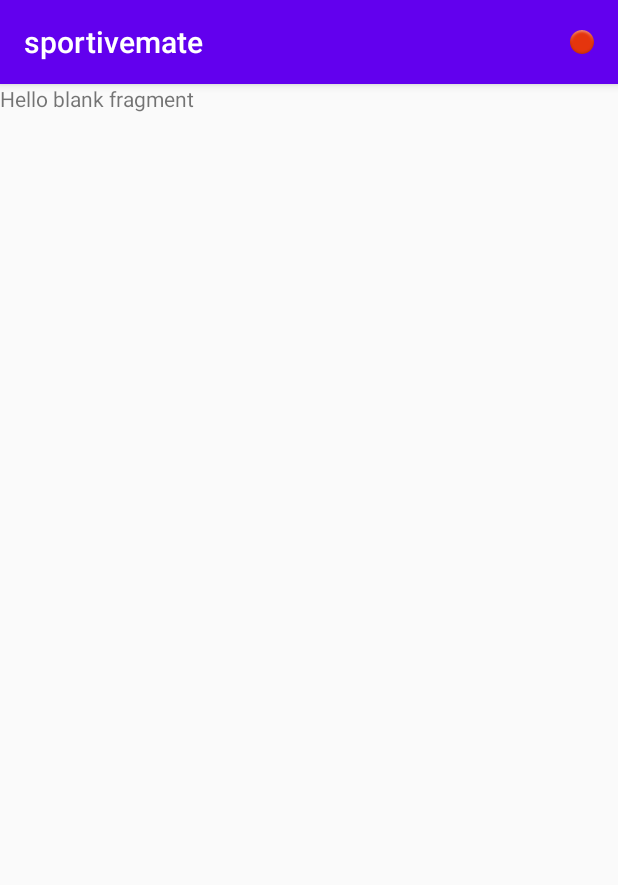
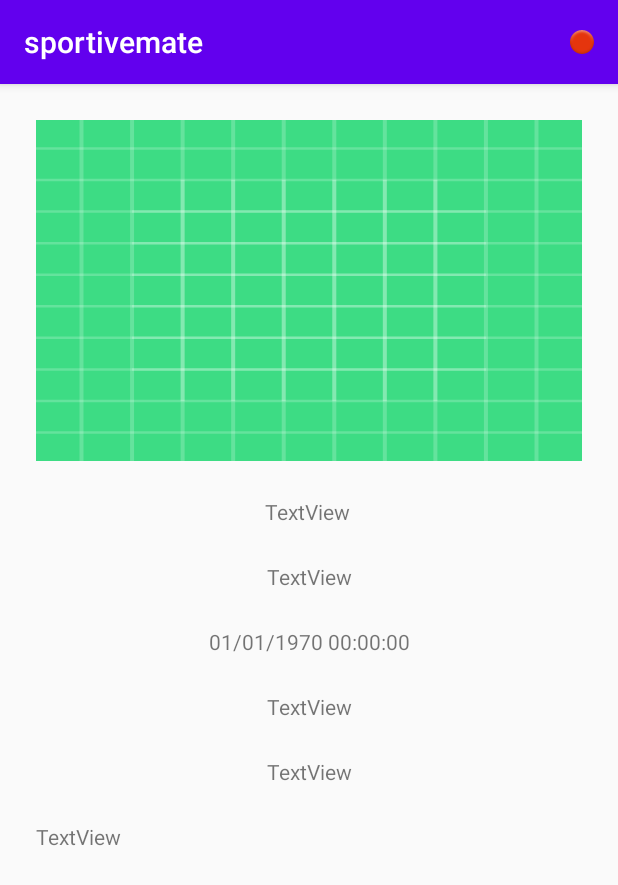
Before and after one commit to Dor-Nachbi/SportiveMate, an Android app: the fragment PostDetailsFragment placed in its activity, on a phone screen of 412 x 824 dp. Shown: the top 885 px of the screen. Run offline under Robolectric (Android 15) with nearby library versions, the phone set to English and light mode, and no system bars; our stand-ins replace Firebase (no records; nobody signed in at launch, a user with empty details on screens opened directly), Picasso; Roboto replaces fonts that are not available here; 10 statements that could not run were skipped.

Commit message:
add post fragment and details post fragment + directions and data

```diff
--- a/app/src/main/java/com/example/sportivemate/UI/PostDetailsFragment.java
+++ b/app/src/main/java/com/example/sportivemate/UI/PostDetailsFragment.java
@@ -9,9 +9,12 @@ import android.util.Log;
 import android.view.LayoutInflater;
 import android.view.View;
 import android.view.ViewGroup;
+import android.widget.ImageView;
+import android.widget.TextView;
 
 import com.example.sportivemate.R;
 import com.example.sportivemate.model.Post;
+import com.squareup.picasso.Picasso;
 
 import java.util.Date;
 
@@ -19,6 +22,13 @@ import java.util.Date;
 public class PostDetailsFragment extends Fragment {
     View view;
     Post post;
+    TextView time;
+    TextView name;
+    TextView sportName;
+    ImageView image;
+    TextView description;
+    TextView phoneNumber;
+    TextView city;
 
 
     public PostDetailsFragment() {
@@ -44,11 +54,26 @@ public class PostDetailsFragment extends Fragment {
 
         view = inflater.inflate(R.layout.fragment_post_details, container, false);
         post = PostDetailsFragmentArgs.fromBundle(getArguments()).getPost();
+        time = view.findViewById(R.id.post_details_time);
+        description = view.findViewById(R.id.post_details_description);
+        name = view.findViewById(R.id.post_details_name);
+        sportName = view.findViewById(R.id.post_details_sport_name);
+        image = view.findViewById(R.id.post_detail_image);
+        phoneNumber = view.findViewById(R.id.post_detail_phone);
+        city = view.findViewById(R.id.post_detail_city);
+        city.setText(post.getCity());
         String longV = ""+post.getDate();
         long millisecond = Long.parseLong(longV);
-        String dateString = DateFormat.format("MM/dd/yyyy", new Date(millisecond)).toString();
-        if(post.getImageUrl() == null)
-            Log.d("TAG", "image is null");
+        time.setText(DateFormat.format("MM/dd/yyyy HH:mm:ss", new Date(millisecond)).toString());
+        name.setText(post.getName());
+        sportName.setText(post.getSportName());
+        phoneNumber.setText(post.getPhoneNumber());
+        description.setText(post.getDescription());
+        if(post.getImageUrl() != null && !post.getImageUrl().equals("")) {
+            Picasso.get().load(post.getImageUrl()).placeholder(R.drawable.ic_launcher_background).into(image);
+        }else{
+            image.setImageResource(R.drawable.ic_launcher_background);
+        }
         return view;
     }
 }
--- a/app/src/main/java/com/example/sportivemate/UI/SportPostsListFragment.java
+++ b/app/src/main/java/com/example/sportivemate/UI/SportPostsListFragment.java
@@ -157,6 +157,9 @@ public class SportPostsListFragment extends Fragment {
         public PostRowViewHolder(@NonNull View itemView, final OnItemClickListener listener) {
             super(itemView);
             name = itemView.findViewById(R.id.row_post_name_tv);
+            image = itemView.findViewById(R.id.post_imageView);
+            time = itemView.findViewById(R.id.post_time_tv);
+            city = itemView.findViewById(R.id.post_city_tv);
             itemView.setOnClickListener(new View.OnClickListener() {
                 @Override
                 public void onClick(View v) {
@@ -175,9 +178,7 @@ public class SportPostsListFragment extends Fragment {
                 }
             });
 
-            image = itemView.findViewById(R.id.post_imageView);
-            time = itemView.findViewById(R.id.post_time_tv);
-            city = itemView.findViewById(R.id.post_city_tv);
+
 
         }
 
--- a/app/src/main/java/com/example/sportivemate/model/PostFireBase.java
+++ b/app/src/main/java/com/example/sportivemate/model/PostFireBase.java
@@ -170,6 +170,7 @@ public class PostFireBase {
         json.put("description", post.getDescription());
         json.put("ownerId", UserModel.instance.getCurrentUserId());
         json.put("sportName", post.getSportName());
+        json.put("phoneNumber", post.getPhoneNumber());
         json.put("date", (post.getDate() == 0) ? FieldValue.serverTimestamp() : new Timestamp(new Date(post.getDate())));
         json.put("lastUpdated", FieldValue.serverTimestamp());
         json.put("isDeleted", post.isDeleted());
@@ -188,6 +189,7 @@ public class PostFireBase {
         post.setCity((String)json.get("city"));
         post.setImageUrl((String)json.get("imageUrl"));
         post.setDescription((String)json.get("description"));
+        post.setPhoneNumber((String)json.get("phoneNumber"));
         post.setOwnerId(ownerId);
         post.setSportName(sportName);
         Timestamp dateTimestamp = (Timestamp) json.get("date");
--- a/app/src/main/res/layout/fragment_post_details.xml
+++ b/app/src/main/res/layout/fragment_post_details.xml
@@ -1,14 +1,111 @@
 <?xml version="1.0" encoding="utf-8"?>
-<FrameLayout xmlns:android="http://schemas.android.com/apk/res/android"
+<androidx.constraintlayout.widget.ConstraintLayout xmlns:android="http://schemas.android.com/apk/res/android"
+    xmlns:app="http://schemas.android.com/apk/res-auto"
     xmlns:tools="http://schemas.android.com/tools"
     android:layout_width="match_parent"
     android:layout_height="match_parent"
-    tools:context=".UI.PostDetailsFragment">
+    tools:context="UI.PostDetailsFragment">
 
-    <!-- TODO: Update blank fragment layout -->
-    <TextView
-        android:layout_width="match_parent"
-        android:layout_height="match_parent"
-        android:text="@string/hello_blank_fragment" />
+    <ScrollView
+        android:layout_width="fill_parent"
+        android:layout_height="fill_parent"
+        android:fillViewport="true"
+        android:scrollbarAlwaysDrawVerticalTrack="true"
+        android:scrollbarStyle="outsideOverlay"
+        app:layout_constraintBottom_toBottomOf="parent"
+        app:layout_constraintEnd_toEndOf="parent"
+        app:layout_constraintStart_toStartOf="parent"
+        app:layout_constraintTop_toTopOf="parent">
 
-</FrameLayout>
+        <androidx.constraintlayout.widget.ConstraintLayout
+            android:layout_width="fill_parent"
+            android:layout_height="wrap_content">
+
+
+            <TextView
+                android:id="@+id/post_details_sport_name"
+                android:layout_width="wrap_content"
+                android:layout_height="wrap_content"
+                android:layout_marginTop="24dp"
+                android:text="TextView"
+                app:layout_constraintEnd_toEndOf="parent"
+                app:layout_constraintHorizontal_bias="0.498"
+                app:layout_constraintStart_toStartOf="parent"
+                app:layout_constraintTop_toBottomOf="@+id/post_detail_image" />
+
+            <TextView
+                android:id="@+id/post_details_name"
+                android:layout_width="wrap_content"
+                android:layout_height="wrap_content"
+                android:layout_marginTop="24dp"
+                android:text="TextView"
+                app:layout_constraintEnd_toEndOf="parent"
+                app:layout_constraintStart_toStartOf="parent"
+                app:layout_constraintTop_toBottomOf="@+id/post_details_sport_name" />
+
+            <TextView
+                android:id="@+id/post_details_time"
+                android:layout_width="wrap_content"
+                android:layout_height="wrap_content"
+                android:layout_marginTop="24dp"
+                android:text="TextView"
+                app:layout_constraintEnd_toEndOf="parent"
+                app:layout_constraintStart_toStartOf="parent"
+                app:layout_constraintTop_toBottomOf="@+id/post_details_name" />
+
+            <TextView
+                android:id="@+id/post_detail_city"
+                android:layout_width="wrap_content"
+                android:layout_height="wrap_content"
+                android:layout_marginTop="24dp"
+                android:text="TextView"
+                app:layout_constraintEnd_toEndOf="parent"
+                app:layout_constraintStart_toStartOf="parent"
+                app:layout_constraintTop_toBottomOf="@+id/post_details_time" />
+
+            <TextView
+                android:id="@+id/post_detail_phone"
+                android:layout_width="wrap_content"
+                android:layout_height="wrap_content"
+                android:layout_marginTop="24dp"
+                android:text="TextView"
+                app:layout_constraintEnd_toEndOf="parent"
+                app:layout_constraintStart_toStartOf="parent"
+                app:layout_constraintTop_toBottomOf="@+id/post_detail_city" />
+
+            <ImageView
+                android:id="@+id/post_detail_image"
+                android:layout_width="0dp"
+                android:layout_height="0dp"
+                android:layout_marginStart="24dp"
+                android:layout_marginTop="24dp"
+                android:layout_marginEnd="24dp"
+                android:scaleType="fitXY"
+                android:src="@drawable/ic_launcher_background"
+                app:layout_constraintDimensionRatio="w,5:8"
+                app:layout_constraintEnd_toEndOf="parent"
+                app:layout_constraintStart_toStartOf="parent"
+                app:layout_constraintTop_toTopOf="parent" />
+
+            <TextView
+                android:id="@+id/post_details_description"
+                android:layout_width="0dp"
+                android:layout_height="0dp"
+                android:layout_marginStart="24dp"
+                android:layout_marginTop="24dp"
+                android:layout_marginEnd="24dp"
+                android:layout_marginBottom="16dp"
+                android:ems="10"
+                android:gravity="start|top"
+                android:maxLines="20"
+                android:minLines="5"
+                android:singleLine="false"
+                android:text="TextView"
+                app:layout_constraintBottom_toBottomOf="parent"
+                app:layout_constraintEnd_toEndOf="parent"
+                app:layout_constraintStart_toStartOf="parent"
+                app:layout_constraintTop_toBottomOf="@+id/post_detail_phone" />
+        </androidx.constraintlayout.widget.ConstraintLayout>
+
+    </ScrollView>
+</androidx.constraintlayout.widget.ConstraintLayout>
--- a/app/src/main/res/layout/list_row_post.xml
+++ b/app/src/main/res/layout/list_row_post.xml
@@ -22,7 +22,11 @@
         android:id="@+id/post_imageView"
         android:layout_width="150dp"
         android:layout_height="150dp"
+        android:layout_marginStart="8dp"
+        android:layout_marginTop="8dp"
+        android:layout_marginBottom="8dp"
         android:visibility="visible"
+        app:layout_constraintBottom_toBottomOf="parent"
         app:layout_constraintStart_toStartOf="parent"
         app:layout_constraintTop_toTopOf="parent"
         app:srcCompat="@drawable/ic_launcher_background"
```
